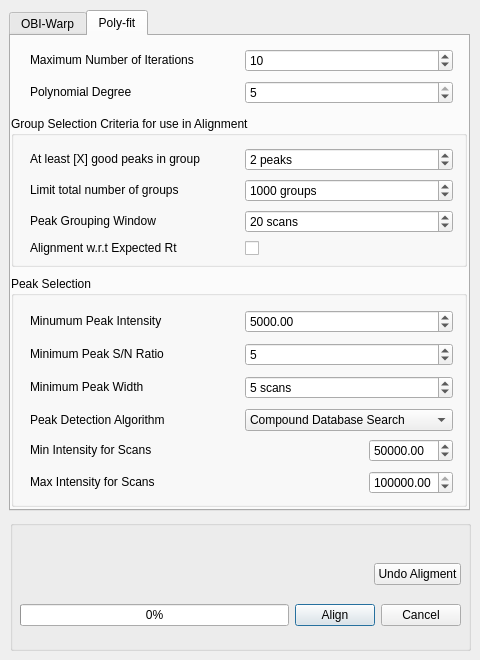
First picture: the form in src/gui/mzroll/forms/alignmentdialog.ui, repository ElucidataInc/ElMaven, before the edit.
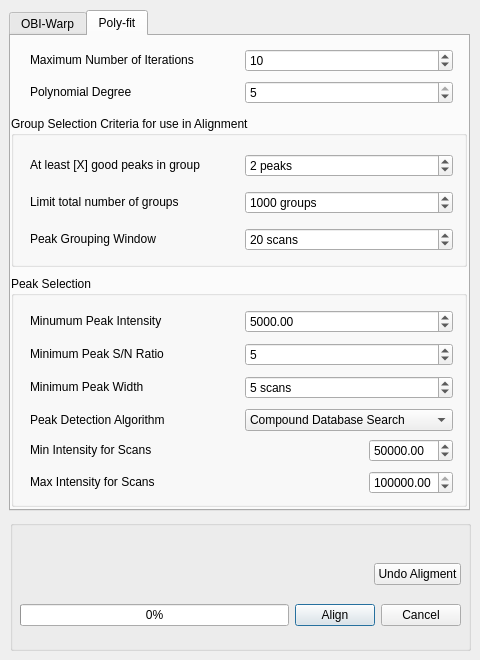
Second picture: the form after the edit. The open tabs and pages were chosen to show the change.

Commit message:
[UI] Remove redundant element from Align dialog
'Align wrt expected Rt' was added as an experimental feature for
Loess fit alignment. Since Loess fit has been deprecated, this checkbox is now redundant.

Patch:
```diff
--- a/src/gui/mzroll/forms/alignmentdialog.ui
+++ b/src/gui/mzroll/forms/alignmentdialog.ui
@@ -643,22 +643,6 @@
        <property name="rightMargin">
         <number>9</number>
        </property>
-       <item row="3" column="0">
-        <widget class="QLabel" name="label_13">
-         <property name="sizePolicy">
-          <sizepolicy hsizetype="Minimum" vsizetype="Fixed">
-           <horstretch>0</horstretch>
-           <verstretch>0</verstretch>
-          </sizepolicy>
-         </property>
-         <property name="text">
-          <string>Alignment w.r.t Expected Rt</string>
-         </property>
-         <property name="alignment">
-          <set>Qt::AlignLeading|Qt::AlignLeft|Qt::AlignVCenter</set>
-         </property>
-        </widget>
-       </item>
        <item row="1" column="1">
         <widget class="QSpinBox" name="limitGroupCount">
          <property name="sizePolicy">
@@ -770,19 +754,6 @@
          </property>
         </widget>
        </item>
-       <item row="3" column="1">
-        <widget class="QCheckBox" name="alignWrtExpectedRt">
-         <property name="sizePolicy">
-          <sizepolicy hsizetype="Minimum" vsizetype="Fixed">
-           <horstretch>0</horstretch>
-           <verstretch>0</verstretch>
-          </sizepolicy>
-         </property>
-         <property name="text">
-          <string/>
-         </property>
-        </widget>
-       </item>
       </layout>
      </widget>
     </widget>
```
The commit also changes 4 other files.
